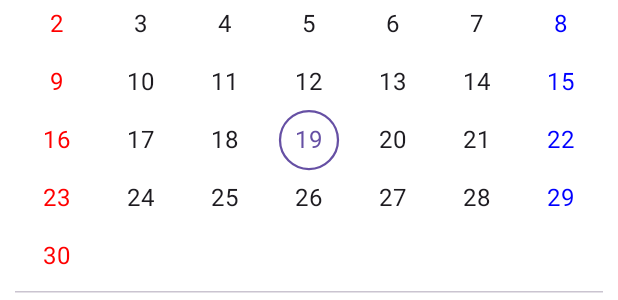
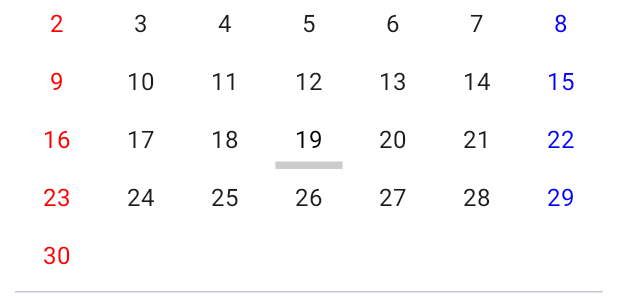
Before and after one commit to esummer9/twocalendar, an Android app built with Jetpack Compose: the @Preview function DefaultPreview, on a phone screen of 412 x 824 dp. Shown: the part 284-584 px from the top of the screen. Run offline under Robolectric (Android 15) with nearby library versions, the light colour scheme and no system bars; libraries missing offline, so code that uses them is left out: retrofit2.converter.simplexml.

Commit message:
debug : 어두운 테마 삭제

```diff
--- a/app/src/main/java/com/ediapp/twocalendar/ui/main/TwoMonthFragment.kt
+++ b/app/src/main/java/com/ediapp/twocalendar/ui/main/TwoMonthFragment.kt
@@ -356,10 +356,12 @@ fun MonthCalendar(yearMonth: YearMonth, holidays: Map<LocalDate, String>, modifi
                                 .then(
                                     if (isToday) {
                                         Modifier.drawBehind { // This is not a composable function
-                                            drawCircle(
-                                                color = primaryColor, // Use the color here
-                                                radius = size.minDimension / 2f,
-                                                style = Stroke(width = 1.5.dp.toPx())
+                                            val barHeight = 5.dp.toPx()
+                                            val barWidth = size.width * 0.8f
+                                            drawRect(
+                                                color = Color.LightGray,
+                                                topLeft = Offset(x = (size.width - barWidth) / 2, y = size.height - barHeight),
+                                                size = Size(width = barWidth, height = barHeight)
                                             )
                                         }
                                     } else if (holiday != null) {
@@ -387,7 +389,7 @@ fun MonthCalendar(yearMonth: YearMonth, holidays: Map<LocalDate, String>, modifi
                                 verticalArrangement = Arrangement.Top
                             ) {
                                 val color = when {
-                                    isToday -> primaryColor
+                                    isToday -> Color.Black
                                     holiday != null -> dayColor
                                     dayOfWeek == 0 -> Color.Red
                                     dayOfWeek == 6 -> Color.Blue
```
